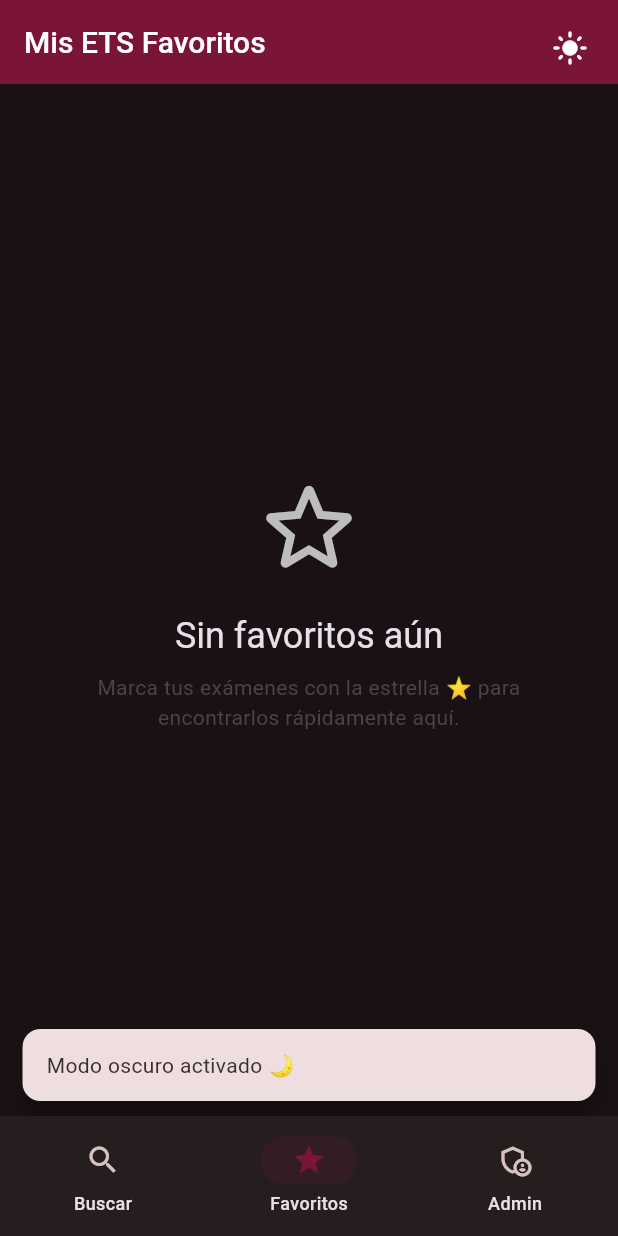
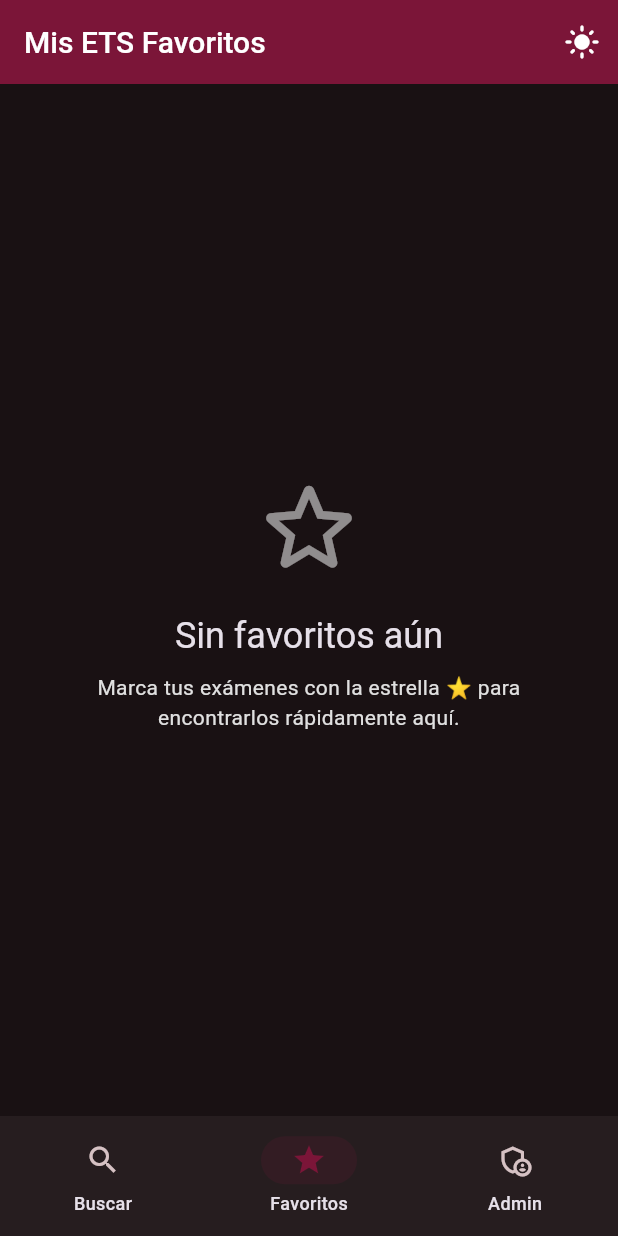
Before and after one commit to yahiravendanomena/-ets-escom, a Flutter app: the MainScaffold screen opened directly, item 2 of the bottom bar chosen, after a tap on the "dark mode" icon, on a phone screen of 412 x 824 dp. Run offline on Flutter 3.47's test engine with Material 3 defaults, Android fonts, the phone set to English and light mode, and no system bars; our stand-ins replace dartz, equatable, flutter_local_notifications, flutter_riverpod, flutter_secure_storage, flutter_timezone and 7 more; accounts and stored records are empty.

Commit message:
Validacion de plataforma: SnackBars claros para web vs movil

```diff
--- a/lib/core/widgets/main_scaffold.dart
+++ b/lib/core/widgets/main_scaffold.dart
@@ -4,7 +4,6 @@ import '../../features/auth/presentation/pages/admin_login_page.dart';
 import '../../features/exams/presentation/pages/favorites_page.dart';
 import '../../features/exams/presentation/pages/search_page.dart';
 import '../theme/app_colors.dart';
-import '../theme/theme_provider.dart';
 
 /// Scaffold principal de la app con Bottom Navigation Bar.
 ///
@@ -31,45 +30,10 @@ class _MainScaffoldState extends ConsumerState<MainScaffold> {
 
   @override
   Widget build(BuildContext context) {
-    final themeMode = ref.watch(themeProvider);
-    final isDark = Theme.of(context).brightness == Brightness.dark;
-
     return Scaffold(
-      body: Stack(
-        children: [
-          IndexedStack(
-            index: _currentIndex,
-            children: _pages,
-          ),
-          // Botón flotante de Dark Mode (esquina superior derecha).
-          Positioned(
-            top: MediaQuery.of(context).padding.top + 8,
-            right: 8,
-            child: Material(
-              color: Colors.transparent,
-              child: IconButton(
-                icon: Icon(
-                  isDark ? Icons.light_mode : Icons.dark_mode,
-                  color: Colors.white,
-                ),
-                tooltip: isDark ? 'Modo claro' : 'Modo oscuro',
-                onPressed: () {
-                  ref.read(themeProvider.notifier).toggleTheme();
-                  ScaffoldMessenger.of(context).showSnackBar(
-                    SnackBar(
-                      content: Text(
-                        themeMode == ThemeMode.dark
-                            ? 'Modo claro activado ☀️'
-                            : 'Modo oscuro activado 🌙',
-                      ),
-                      duration: const Duration(seconds: 1),
-                    ),
-                  );
-                },
-              ),
-            ),
-          ),
-        ],
+      body: IndexedStack(
+        index: _currentIndex,
+        children: _pages,
       ),
       bottomNavigationBar: NavigationBar(
         selectedIndex: _currentIndex,
--- a/lib/features/auth/presentation/pages/admin_login_page.dart
+++ b/lib/features/auth/presentation/pages/admin_login_page.dart
@@ -1,6 +1,7 @@
 import 'package:flutter/material.dart';
 import 'package:flutter_riverpod/flutter_riverpod.dart';
 import '../../../../core/theme/app_colors.dart';
+import '../../../../core/theme/theme_provider.dart';
 import '../providers/auth_notifier.dart';
 import '../providers/auth_state.dart';
 import 'dashboard_page.dart';
@@ -37,6 +38,9 @@ class _AdminLoginPageState extends ConsumerState<AdminLoginPage> {
   @override
   Widget build(BuildContext context) {
     final state = ref.watch(authProvider);
+    final isDark = Theme.of(context).brightness == Brightness.dark;
+    final secondaryColor =
+        isDark ? Colors.grey.shade300 : AppColors.textSecondary;
 
     // Si está autenticado, mostrar dashboard.
     if (state.isAuthenticated) {
@@ -62,6 +66,20 @@ class _AdminLoginPageState extends ConsumerState<AdminLoginPage> {
       appBar: AppBar(
         title: const Text('Acceso Administrativo'),
         backgroundColor: AppColors.adminGreen,
+        actions: [
+          // Toggle Dark Mode
+          Consumer(
+            builder: (context, ref, _) {
+              final themeMode = ref.watch(themeProvider);
+              final isDarkMode = themeMode == ThemeMode.dark;
+              return IconButton(
+                icon: Icon(isDarkMode ? Icons.light_mode : Icons.dark_mode),
+                tooltip: isDarkMode ? 'Modo claro' : 'Modo oscuro',
+                onPressed: () => ref.read(themeProvider.notifier).toggleTheme(),
+              );
+            },
+          ),
+        ],
       ),
       body: SafeArea(
         child: Center(
@@ -76,13 +94,15 @@ class _AdminLoginPageState extends ConsumerState<AdminLoginPage> {
                   Container(
                     padding: const EdgeInsets.all(20),
                     decoration: BoxDecoration(
-                      color: AppColors.adminGreen.withValues(alpha: 0.1),
+                      color: AppColors.adminGreen.withValues(
+                        alpha: isDark ? 0.25 : 0.1,
+                      ),
                       shape: BoxShape.circle,
                     ),
-                    child: const Icon(
+                    child: Icon(
                       Icons.admin_panel_settings_rounded,
                       size: 64,
-                      color: AppColors.adminGreen,
+                      color: isDark ? Colors.white : AppColors.adminGreen,
                     ),
                   ),
                   const SizedBox(height: 16),
@@ -94,7 +114,7 @@ class _AdminLoginPageState extends ConsumerState<AdminLoginPage> {
                   Text(
                     'Ingresa tus credenciales para acceder',
                     style: Theme.of(context).textTheme.bodyMedium?.copyWith(
-                          color: AppColors.textSecondary,
+                          color: secondaryColor,
                         ),
                     textAlign: TextAlign.center,
                   ),
@@ -176,7 +196,8 @@ class _AdminLoginPageState extends ConsumerState<AdminLoginPage> {
                               ),
                             )
                           : const Icon(Icons.login_rounded),
-                      label: Text(isLoading ? 'Validando...' : 'Iniciar sesión'),
+                      label:
+                          Text(isLoading ? 'Validando...' : 'Iniciar sesión'),
                     ),
                   ),
                   const SizedBox(height: 24),
@@ -185,22 +206,36 @@ class _AdminLoginPageState extends ConsumerState<AdminLoginPage> {
                   Container(
                     padding: const EdgeInsets.all(12),
                     decoration: BoxDecoration(
-                      color: Colors.amber.shade50,
-                      border: Border.all(color: Colors.amber.shade200),
+                      color: isDark
+                          ? Colors.amber.withValues(alpha: 0.15)
+                          : Colors.amber.shade50,
+                      border: Border.all(
+                        color: isDark
+                            ? Colors.amber.withValues(alpha: 0.4)
+                            : Colors.amber.shade200,
+                      ),
                       borderRadius: BorderRadius.circular(8),
                     ),
                     child: Column(
                       children: [
-                        const Row(
+                        Row(
                           children: [
-                            Icon(Icons.info_outline,
-                                size: 16, color: Colors.amber),
-                            SizedBox(width: 6),
+                            Icon(
+                              Icons.info_outline,
+                              size: 16,
+                              color: isDark
+                                  ? Colors.amber.shade300
+                                  : Colors.amber.shade800,
+                            ),
+                            const SizedBox(width: 6),
                             Text(
                               'Credenciales de prueba',
                               style: TextStyle(
                                 fontWeight: FontWeight.w600,
                                 fontSize: 12,
+                                color: isDark
+                                    ? Colors.amber.shade300
+                                    : Colors.amber.shade800,
                               ),
                             ),
                           ],
@@ -208,7 +243,12 @@ class _AdminLoginPageState extends ConsumerState<AdminLoginPage> {
                         const SizedBox(height: 8),
                         Text(
                           'admin / Admin123!\nescom / Escom2026',
-                          style: Theme.of(context).textTheme.bodySmall,
+                          style: Theme.of(context)
+                              .textTheme
+                              .bodySmall
+                              ?.copyWith(
+                                color: isDark ? Colors.white : Colors.black87,
+                              ),
                           textAlign: TextAlign.center,
                         ),
                       ],
--- a/lib/features/exams/presentation/pages/exam_detail_page.dart
+++ b/lib/features/exams/presentation/pages/exam_detail_page.dart
@@ -10,6 +10,7 @@ import '../../../../core/services/notification_service.dart';
 import '../../../../core/theme/app_colors.dart';
 import '../../domain/entities/exam.dart';
 import '../providers/exams_notifier.dart';
+import 'package:flutter/foundation.dart' show kIsWeb;
 
 /// Pantalla de detalle de un ETS.
 class ExamDetailPage extends ConsumerWidget {
@@ -216,6 +217,19 @@ class ExamDetailPage extends ConsumerWidget {
   }
 
   Future<void> _scheduleReminder(BuildContext context, Exam exam) async {
+    // Las notificaciones locales NO funcionan en web.
+    if (kIsWeb) {
+      ScaffoldMessenger.of(context).showSnackBar(
+        const SnackBar(
+          content: Text(
+            'Las notificaciones solo funcionan en celular 📱',
+          ),
+          backgroundColor: AppColors.warning,
+        ),
+      );
+      return;
+    }
+
     if (exam.date.isBefore(DateTime.now())) {
       ScaffoldMessenger.of(context).showSnackBar(
         const SnackBar(content: Text('Este examen ya pasó')),
@@ -305,6 +319,19 @@ class ExamDetailPage extends ConsumerWidget {
   }
 
   Future<void> _addToCalendar(BuildContext context, Exam exam) async {
+    // El paquete add_2_calendar NO funciona en web.
+    if (kIsWeb) {
+      ScaffoldMessenger.of(context).showSnackBar(
+        const SnackBar(
+          content: Text(
+            'Esta función solo está disponible en celular 📱',
+          ),
+          backgroundColor: AppColors.warning,
+        ),
+      );
+      return;
+    }
+
     final event = Event(
       title: 'ETS: ${exam.subject}',
       description: 'Examen a Título de Suficiencia\n'
--- a/lib/features/exams/presentation/pages/favorites_page.dart
+++ b/lib/features/exams/presentation/pages/favorites_page.dart
@@ -1,6 +1,7 @@
 import 'package:flutter/material.dart';
 import 'package:flutter_riverpod/flutter_riverpod.dart';
 import '../../../../core/theme/app_colors.dart';
+import '../../../../core/theme/theme_provider.dart';
 import '../providers/exams_notifier.dart';
 import '../widgets/exam_card.dart';
 import 'exam_detail_page.dart';
@@ -15,6 +16,9 @@ class FavoritesPage extends ConsumerWidget {
   Widget build(BuildContext context, WidgetRef ref) {
     final state = ref.watch(examsProvider);
     final notifier = ref.read(examsProvider.notifier);
+    final isDark = Theme.of(context).brightness == Brightness.dark;
+    final secondaryColor =
+        isDark ? Colors.grey.shade300 : AppColors.textSecondary;
 
     // Filtrar solo los favoritos y ordenarlos por fecha.
     final favorites = state.exams
@@ -25,9 +29,23 @@ class FavoritesPage extends ConsumerWidget {
     return Scaffold(
       appBar: AppBar(
         title: const Text('Mis ETS Favoritos'),
+        actions: [
+          // Toggle Dark Mode
+          Consumer(
+            builder: (context, ref, _) {
+              final themeMode = ref.watch(themeProvider);
+              final isDarkMode = themeMode == ThemeMode.dark;
+              return IconButton(
+                icon: Icon(isDarkMode ? Icons.light_mode : Icons.dark_mode),
+                tooltip: isDarkMode ? 'Modo claro' : 'Modo oscuro',
+                onPressed: () => ref.read(themeProvider.notifier).toggleTheme(),
+              );
+            },
+          ),
+        ],
       ),
       body: favorites.isEmpty
-          ? _buildEmptyState(context)
+          ? _buildEmptyState(context, secondaryColor)
           : Column(
               children: [
                 Padding(
@@ -43,10 +61,10 @@ class FavoritesPage extends ConsumerWidget {
                       const SizedBox(width: 6),
                       Text(
                         '${favorites.length} ${favorites.length == 1 ? "examen" : "exámenes"} guardado${favorites.length == 1 ? "" : "s"}',
-                        style:
-                            Theme.of(context).textTheme.labelLarge?.copyWith(
-                                  color: AppColors.textSecondary,
-                                ),
+                        style: Theme.of(context).textTheme.labelLarge?.copyWith(
+                              color: secondaryColor,
+                              fontWeight: FontWeight.w500,
+                            ),
                       ),
                     ],
                   ),
@@ -60,7 +78,8 @@ class FavoritesPage extends ConsumerWidget {
                       return ExamCard(
                         exam: exam,
                         isFavorite: true,
-                        onFavoriteToggle: () => notifier.toggleFavorite(exam.id),
+                        onFavoriteToggle: () =>
+                            notifier.toggleFavorite(exam.id),
                         onTap: () {
                           Navigator.of(context).push(
                             MaterialPageRoute(
@@ -77,7 +96,7 @@ class FavoritesPage extends ConsumerWidget {
     );
   }
 
-  Widget _buildEmptyState(BuildContext context) {
+  Widget _buildEmptyState(BuildContext context, Color secondaryColor) {
     return Center(
       child: Padding(
         padding: const EdgeInsets.all(32),
@@ -87,7 +106,7 @@ class FavoritesPage extends ConsumerWidget {
             Icon(
               Icons.star_outline_rounded,
               size: 80,
-              color: Colors.grey.shade400,
+              color: secondaryColor.withValues(alpha: 0.6),
             ),
             const SizedBox(height: 16),
             Text(
@@ -99,7 +118,7 @@ class FavoritesPage extends ConsumerWidget {
               'Marca tus exámenes con la estrella ⭐ para encontrarlos rápidamente aquí.',
               textAlign: TextAlign.center,
               style: Theme.of(context).textTheme.bodyMedium?.copyWith(
-                    color: AppColors.textSecondary,
+                    color: secondaryColor,
                   ),
             ),
           ],
--- a/lib/features/exams/presentation/pages/search_page.dart
+++ b/lib/features/exams/presentation/pages/search_page.dart
@@ -4,6 +4,7 @@ import '../../../../core/theme/app_colors.dart';
 import '../providers/exams_notifier.dart';
 import '../widgets/exam_card.dart';
 import 'exam_detail_page.dart';
+import '../../../../core/theme/theme_provider.dart';
 
 /// Pantalla principal: búsqueda y consulta pública de ETS.
 class SearchPage extends ConsumerStatefulWidget {
@@ -38,6 +39,18 @@ class _SearchPageState extends ConsumerState<SearchPage> {
       appBar: AppBar(
         title: const Text('ETS ESCOM'),
         actions: [
+          // Toggle Dark Mode
+          Consumer(
+            builder: (context, ref, _) {
+              final themeMode = ref.watch(themeProvider);
+              final isDark = themeMode == ThemeMode.dark;
+              return IconButton(
+                icon: Icon(isDark ? Icons.light_mode : Icons.dark_mode),
+                tooltip: isDark ? 'Modo claro' : 'Modo oscuro',
+                onPressed: () => ref.read(themeProvider.notifier).toggleTheme(),
+              );
+            },
+          ),
           if (state.selectedCareer != null ||
               state.selectedSemester != null ||
               state.subjectQuery.isNotEmpty)
```
